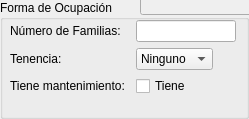
Qt form forms/ocupacionform.ui (agimenezpy/CentroHistorico) before a commit.
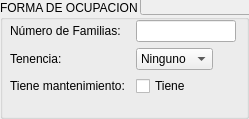
The same form after that commit.

```diff
--- a/forms/ocupacionform.ui
+++ b/forms/ocupacionform.ui
@@ -10,11 +10,16 @@
     <height>119</height>
    </rect>
   </property>
+  <property name="font">
+   <font>
+    <pointsize>9</pointsize>
+   </font>
+  </property>
   <property name="windowTitle">
    <string>Forma de Ocupación</string>
   </property>
   <property name="title">
-   <string>Forma de Ocupación</string>
+   <string>FORMA DE OCUPACION</string>
   </property>
   <widget class="QLineEdit" name="cuentaEdit">
    <property name="enabled">
@@ -35,7 +40,7 @@
      <x>10</x>
      <y>20</y>
      <width>228</width>
-     <height>85</height>
+     <height>88</height>
     </rect>
    </property>
    <layout class="QFormLayout" name="formLayout">
```
